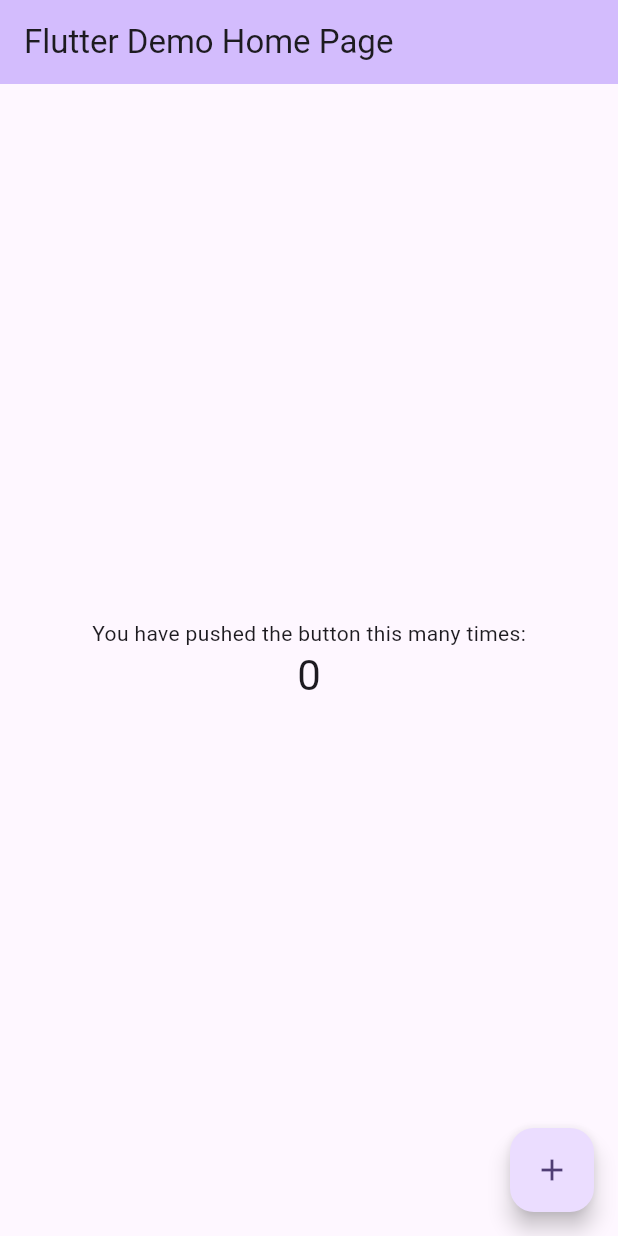
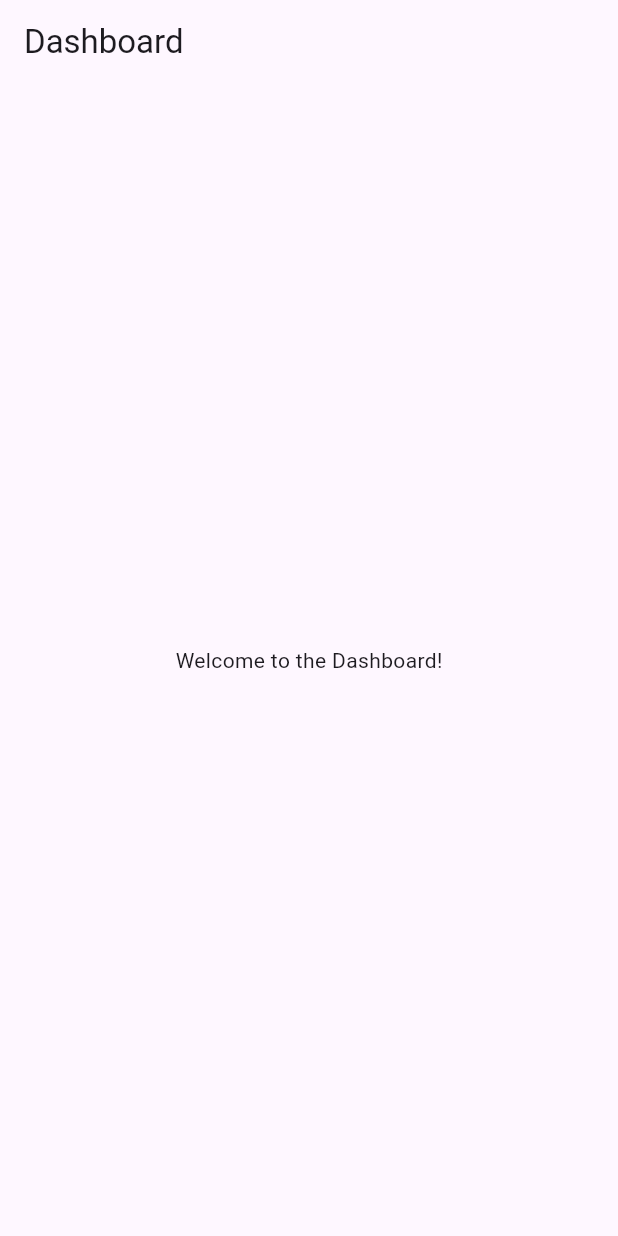
Before and after one commit to rafif2112/jurnalku-app, a Flutter app: the screen it shows after launch, on a phone screen of 412 x 824 dp. Run offline on Flutter 3.47's test engine with Material 3 defaults, Android fonts, the phone set to English and light mode, and no system bars.

Commit message:
make structure folders

```diff
--- a/lib/main.dart
+++ b/lib/main.dart
@@ -1,4 +1,5 @@
 import 'package:flutter/material.dart';
+import 'package:jurnalku_app/pages/dashboard.dart';
 
 void main() {
   runApp(const MyApp());
@@ -7,116 +8,11 @@ void main() {
 class MyApp extends StatelessWidget {
   const MyApp({super.key});
 
-  // This widget is the root of your application.
   @override
   Widget build(BuildContext context) {
     return MaterialApp(
-      title: 'Flutter Demo',
-      theme: ThemeData(
-        // This is the theme of your application.
-        //
-        // TRY THIS: Try running your application with "flutter run". You'll see
-        // the application has a purple toolbar. Then, without quitting the app,
-        // try changing the seedColor in the colorScheme below to Colors.green
-        // and then invoke "hot reload" (save your changes or press the "hot
-        // reload" button in a Flutter-supported IDE, or press "r" if you used
-        // the command line to start the app).
-        //
-        // Notice that the counter didn't reset back to zero; the application
-        // state is not lost during the reload. To reset the state, use hot
-        // restart instead.
-        //
-        // This works for code too, not just values: Most code changes can be
-        // tested with just a hot reload.
-        colorScheme: ColorScheme.fromSeed(seedColor: Colors.deepPurple),
-      ),
-      home: const MyHomePage(title: 'Flutter Demo Home Page'),
+      debugShowCheckedModeBanner: false,
+      home: const Dashboard(),
     );
   }
 }
-
-class MyHomePage extends StatefulWidget {
-  const MyHomePage({super.key, required this.title});
-
-  // This widget is the home page of your application. It is stateful, meaning
-  // that it has a State object (defined below) that contains fields that affect
-  // how it looks.
-
-  // This class is the configuration for the state. It holds the values (in this
-  // case the title) provided by the parent (in this case the App widget) and
-  // used by the build method of the State. Fields in a Widget subclass are
-  // always marked "final".
-
-  final String title;
-
-  @override
-  State<MyHomePage> createState() => _MyHomePageState();
-}
-
-class _MyHomePageState extends State<MyHomePage> {
-  int _counter = 0;
-
-  void _incrementCounter() {
-    setState(() {
-      // This call to setState tells the Flutter framework that something has
-      // changed in this State, which causes it to rerun the build method below
-      // so that the display can reflect the updated values. If we changed
-      // _counter without calling setState(), then the build method would not be
-      // called again, and so nothing would appear to happen.
-      _counter++;
-    });
-  }
-
-  @override
-  Widget build(BuildContext context) {
-    // This method is rerun every time setState is called, for instance as done
-    // by the _incrementCounter method above.
-    //
-    // The Flutter framework has been optimized to make rerunning build methods
-    // fast, so that you can just rebuild anything that needs updating rather
-    // than having to individually change instances of widgets.
-    return Scaffold(
-      appBar: AppBar(
-        // TRY THIS: Try changing the color here to a specific color (to
-        // Colors.amber, perhaps?) and trigger a hot reload to see the AppBar
-        // change color while the other colors stay the same.
-        backgroundColor: Theme.of(context).colorScheme.inversePrimary,
-        // Here we take the value from the MyHomePage object that was created by
-        // the App.build method, and use it to set our appbar title.
-        title: Text(widget.title),
-      ),
-      body: Center(
-        // Center is a layout widget. It takes a single child and positions it
-        // in the middle of the parent.
-        child: Column(
-          // Column is also a layout widget. It takes a list of children and
-          // arranges them vertically. By default, it sizes itself to fit its
-          // children horizontally, and tries to be as tall as its parent.
-          //
-          // Column has various properties to control how it sizes itself and
-          // how it positions its children. Here we use mainAxisAlignment to
-          // center the children vertically; the main axis here is the vertical
-          // axis because Columns are vertical (the cross axis would be
-          // horizontal).
-          //
-          // TRY THIS: Invoke "debug painting" (choose the "Toggle Debug Paint"
-          // action in the IDE, or press "p" in the console), to see the
-          // wireframe for each widget.
-          mainAxisAlignment: MainAxisAlignment.center,
-          children: <Widget>[
-            const Text('You have pushed the button this many times:'),
-            Text(
-              '$_counter',
-              style: Theme.of(context).textTheme.headlineMedium,
-            ),
-          ],
-        ),
-      ),
-      floatingActionButton: FloatingActionButton(
-        onPressed: _incrementCounter,
-        tooltip: 'Increment',
-        child: const Icon(Icons.add),
-      ), // This trailing comma makes auto-formatting nicer for build methods.
-    );
-  }
-}
--- /dev/null
+++ b/lib/pages/dashboard.dart
@@ -0,0 +1,17 @@
+import 'package:flutter/material.dart';
+
+class Dashboard extends StatelessWidget {
+  const Dashboard({super.key});
+
+  @override
+  Widget build(BuildContext context) {
+    return Scaffold(
+      appBar: AppBar(
+        title: const Text('Dashboard'),
+      ),
+      body: const Center(
+        child: Text('Welcome to the Dashboard!'),
+      ),
+    );
+  }
+}
```
Also changed, not shown: 1 other file.
